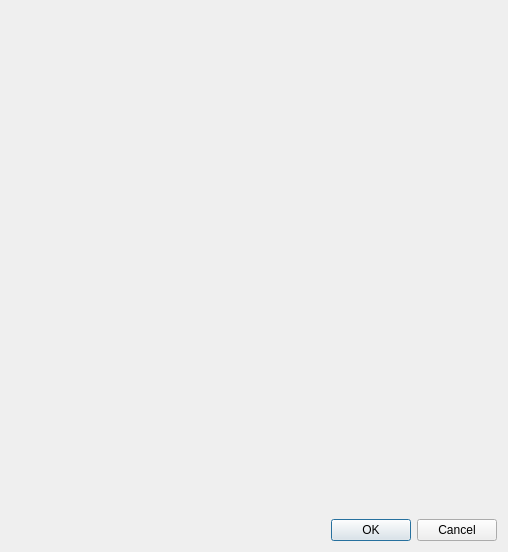
Qt form personal_programs/dialogs/selectmethodicdialog.ui (grigp/a-analyser) before a commit.
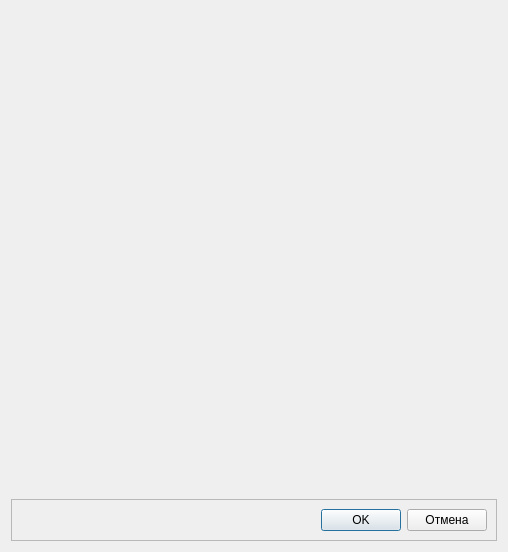
The same form after that commit. Custom widgets are drawn as their Qt base class.

Commit message: Замена ButtonBar в диалоговых окнах

The edit to the form file:
```diff
--- a/personal_programs/dialogs/selectmethodicdialog.ui
+++ b/personal_programs/dialogs/selectmethodicdialog.ui
@@ -33,13 +33,48 @@
     </widget>
    </item>
    <item>
-    <widget class="QDialogButtonBox" name="buttonBox">
-     <property name="orientation">
-      <enum>Qt::Horizontal</enum>
+    <widget class="QFrame" name="frModalButtons">
+     <property name="sizePolicy">
+      <sizepolicy hsizetype="Preferred" vsizetype="Fixed">
+       <horstretch>0</horstretch>
+       <verstretch>0</verstretch>
+      </sizepolicy>
      </property>
-     <property name="standardButtons">
-      <set>QDialogButtonBox::Cancel|QDialogButtonBox::Ok</set>
+     <property name="frameShape">
+      <enum>QFrame::StyledPanel</enum>
      </property>
+     <property name="frameShadow">
+      <enum>QFrame::Raised</enum>
+     </property>
+     <layout class="QHBoxLayout" name="horizontalLayout_10">
+      <item>
+       <spacer name="horizontalSpacer_5">
+        <property name="orientation">
+         <enum>Qt::Horizontal</enum>
+        </property>
+        <property name="sizeHint" stdset="0">
+         <size>
+          <width>40</width>
+          <height>20</height>
+         </size>
+        </property>
+       </spacer>
+      </item>
+      <item>
+       <widget class="QPushButton" name="btnOK">
+        <property name="text">
+         <string>OK</string>
+        </property>
+       </widget>
+      </item>
+      <item>
+       <widget class="QPushButton" name="btnCancel">
+        <property name="text">
+         <string>Отмена</string>
+        </property>
+       </widget>
+      </item>
+     </layout>
     </widget>
    </item>
   </layout>
```
Left out of the diff: 24 changed lines with no effect on the pictures. The commit also changes 19 other files.
